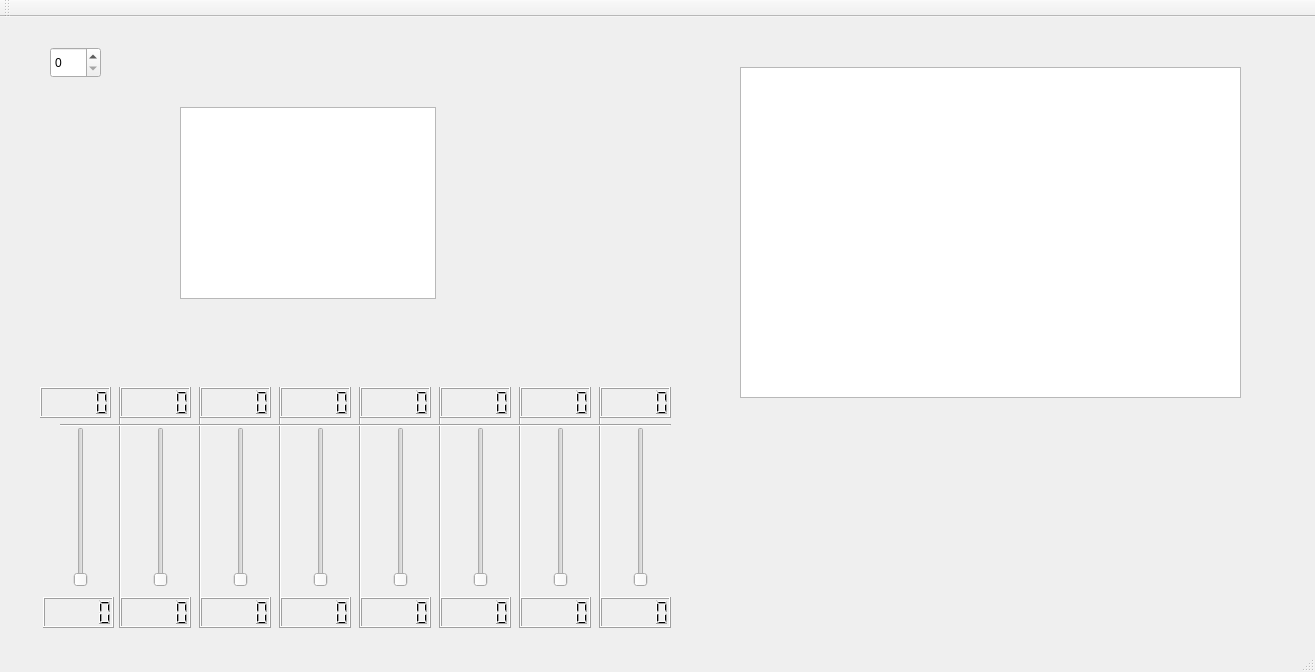
gforce0617/oop-lab_1, file mainwindow.ui: the form before one commit.
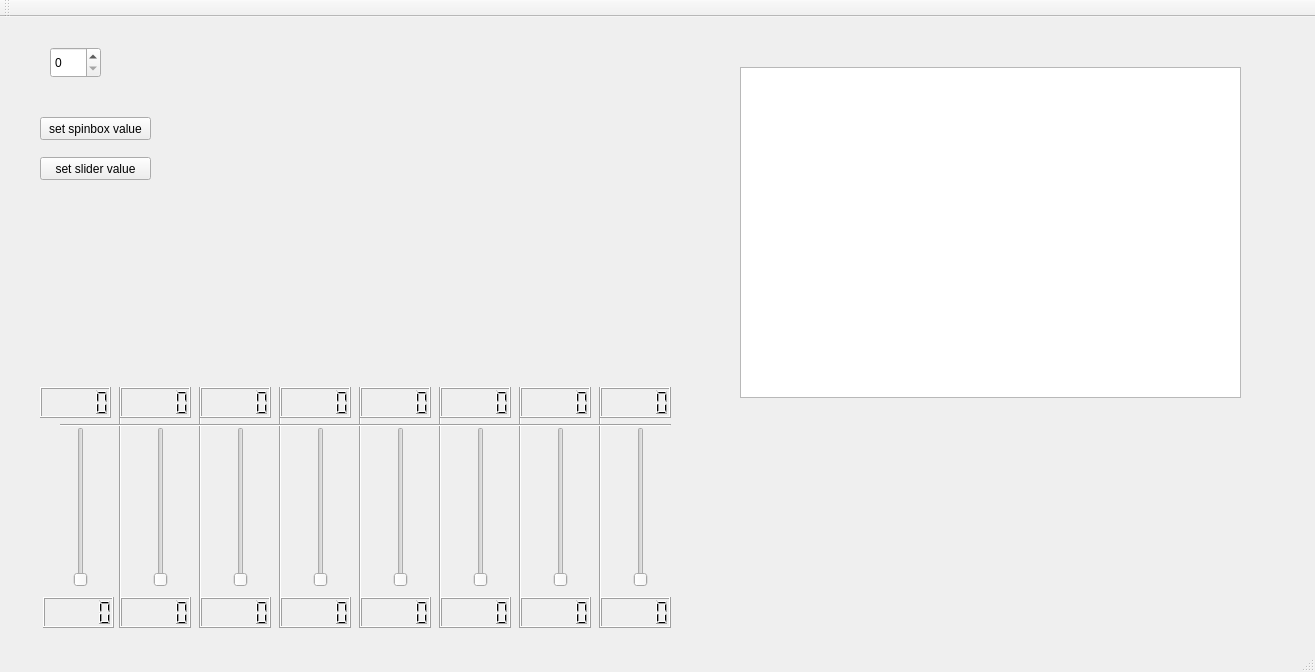
The form after the commit.

```diff
--- a/mainwindow.ui
+++ b/mainwindow.ui
@@ -402,14 +402,30 @@
      </rect>
     </property>
    </widget>
-   <widget class="QTextBrowser" name="textBrowser">
+   <widget class="QPushButton" name="setchange">
     <property name="geometry">
      <rect>
-      <x>180</x>
-      <y>90</y>
-      <width>256</width>
-      <height>192</height>
+      <x>40</x>
+      <y>100</y>
+      <width>111</width>
+      <height>23</height>
      </rect>
+    </property>
+    <property name="text">
+     <string>set spinbox value</string>
+    </property>
+   </widget>
+   <widget class="QPushButton" name="slider_button">
+    <property name="geometry">
+     <rect>
+      <x>40</x>
+      <y>140</y>
+      <width>111</width>
+      <height>23</height>
+     </rect>
+    </property>
+    <property name="text">
+     <string>set slider value</string>
     </property>
    </widget>
   </widget>
```
Left out of the diff: 32 changed lines with no effect on the pictures.
